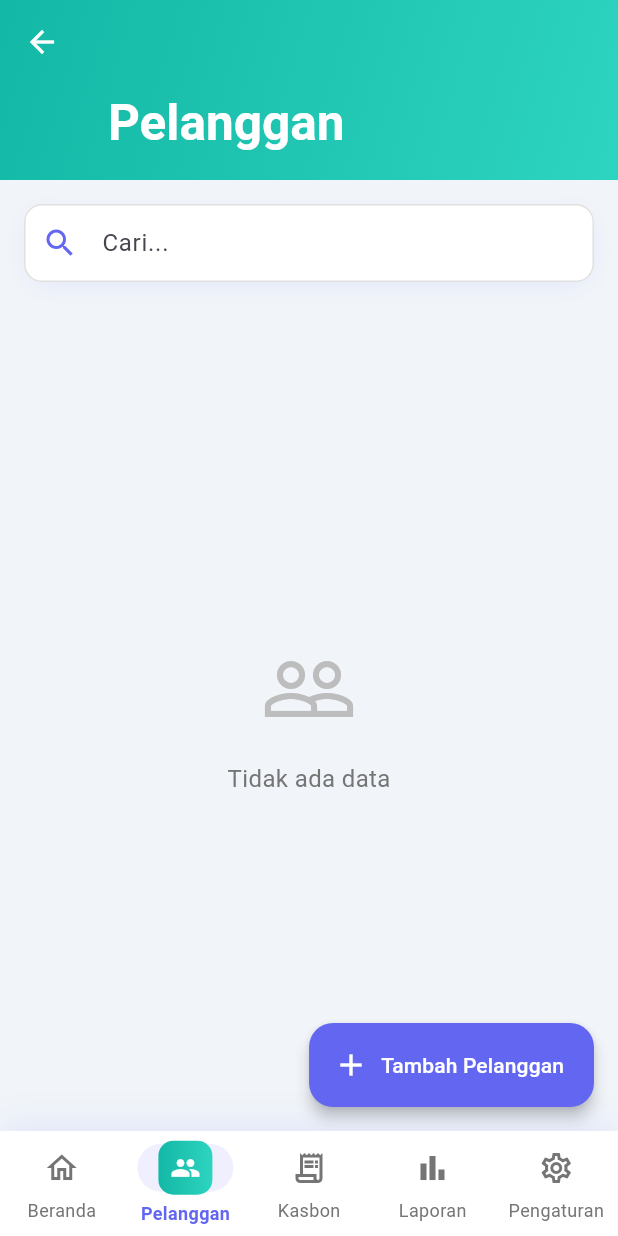
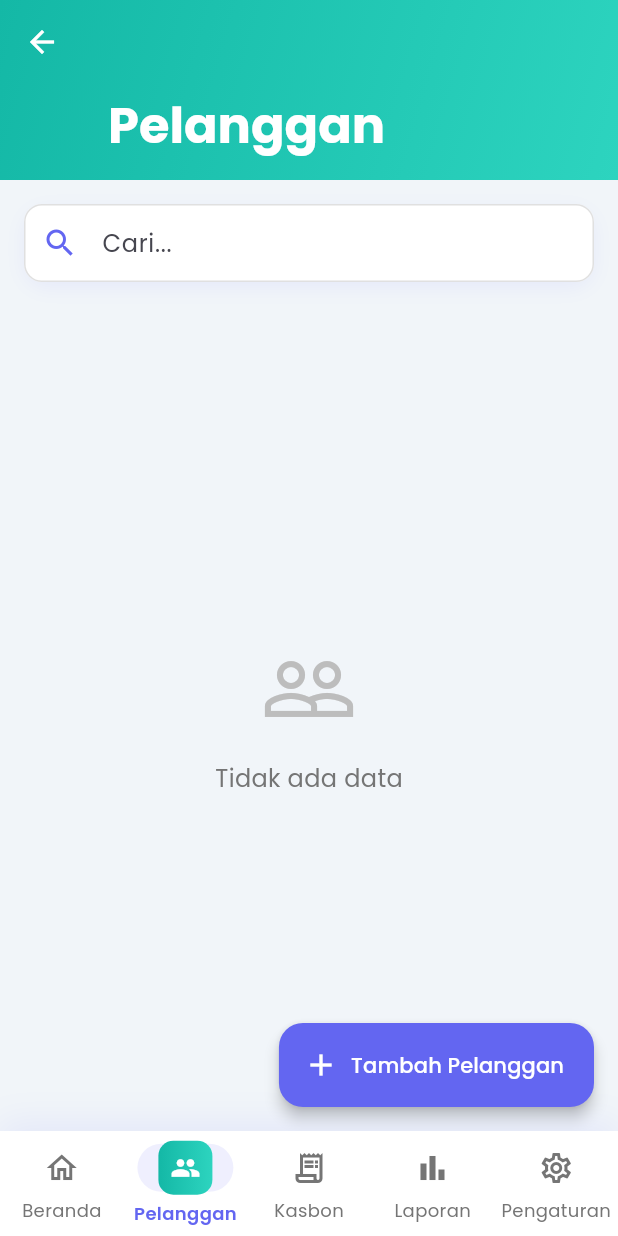
Before and after one commit to marsellacell/project-kasbon-warung-app, a Flutter app: the MainScreen screen opened by its route, item 2 of the bottom bar chosen, on a phone screen of 412 x 824 dp. Run offline on Flutter 3.47's test engine with Material 3 defaults, Android fonts, the phone set to English and light mode, and no system bars; our stand-ins replace google_fonts, shared_preferences, supabase_flutter; accounts and stored records are empty.

Commit message:
fix(theme): replace WidgetState with MaterialState and resolve dependencies

```diff
--- a/lib/config/theme.dart
+++ b/lib/config/theme.dart
@@ -1,4 +1,5 @@
 import 'package:flutter/material.dart';
+import 'package:google_fonts/google_fonts.dart';
 
 class AppTheme {
   // Modern Color Palette - Purple to Teal Gradient Theme
@@ -52,6 +53,7 @@ class AppTheme {
   // Light Theme
   static ThemeData lightTheme = ThemeData(
     useMaterial3: true,
+    fontFamily: GoogleFonts.poppins().fontFamily,
     colorScheme: ColorScheme.fromSeed(
       seedColor: primaryColor,
       brightness: Brightness.light,
@@ -150,8 +152,8 @@ class AppTheme {
       indicatorColor: primaryColor.withOpacity(0.1),
       elevation: 0,
       height: 70,
-      labelTextStyle: WidgetStateProperty.resolveWith((states) {
-        if (states.contains(WidgetState.selected)) {
+      labelTextStyle: MaterialStateProperty.resolveWith((states) {
+        if (states.contains(MaterialState.selected)) {
           return const TextStyle(
             fontSize: 12,
             fontWeight: FontWeight.w600,
@@ -164,8 +166,8 @@ class AppTheme {
           color: Colors.grey.shade600,
         );
       }),
-      iconTheme: WidgetStateProperty.resolveWith((states) {
-        if (states.contains(WidgetState.selected)) {
+      iconTheme: MaterialStateProperty.resolveWith((states) {
+        if (states.contains(MaterialState.selected)) {
           return const IconThemeData(color: primaryColor, size: 24);
         }
         return IconThemeData(color: Colors.grey.shade600, size: 24);
@@ -184,6 +186,7 @@ class AppTheme {
   // Dark Theme
   static ThemeData darkTheme = ThemeData(
     useMaterial3: true,
+    fontFamily: GoogleFonts.poppins().fontFamily,
     colorScheme: ColorScheme.fromSeed(
       seedColor: primaryColor,
       brightness: Brightness.dark,
--- a/pubspec.yaml
+++ b/pubspec.yaml
@@ -47,6 +47,7 @@ dependencies:
 
   # Utils
   intl: ^0.20.2
+  google_fonts: 5.1.0
 
 dev_dependencies:
   flutter_test:
```
Also changed, not shown: pubspec.lock.
